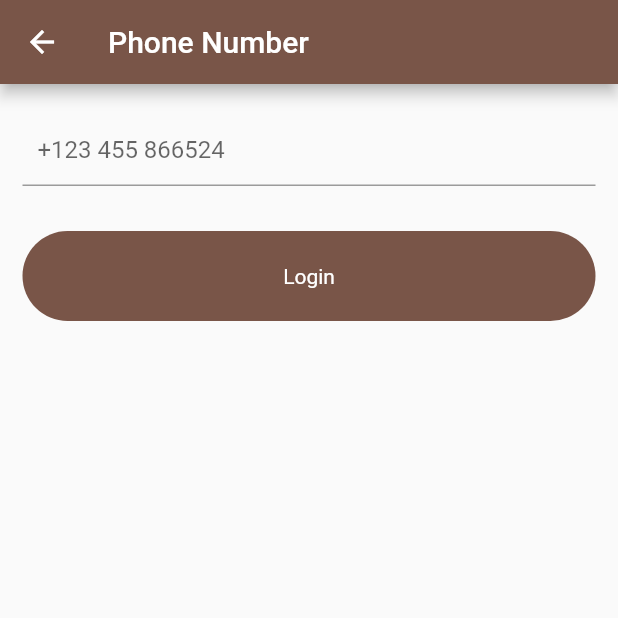
After one commit to MuhammadMaaz9/Firebase-practice, a Flutter app: the screen it shows after launch, after a tap on "Login with Phone Number", on a phone screen of 412 x 824 dp, the top half of it. The commit adds this screen. Run offline on Flutter 3.47's test engine with Material 2 defaults, Android fonts, the phone set to English and light mode, and no system bars; our stand-ins replace firebase_auth, firebase_core, fluttertoast; accounts and stored records are empty.

Commit message:
Phone Authentication done

```diff
--- a/lib/services/splashscreen_services.dart
+++ b/lib/services/splashscreen_services.dart
@@ -14,13 +14,13 @@ class SplashServices {
     if (user != null) {
       Timer(
           const Duration(seconds: 3),
-          () => Navigator.push(
-              context, MaterialPageRoute(builder: (context) => PostScreen())));
+          () => Navigator.push(context,
+              MaterialPageRoute(builder: (context) => const PostScreen())));
     } else {
       Timer(
           const Duration(seconds: 3),
           () => Navigator.push(
-              context, MaterialPageRoute(builder: (context) => Login())));
+              context, MaterialPageRoute(builder: (context) => const Login())));
     }
   }
 }
--- a/lib/views/login.dart
+++ b/lib/views/login.dart
@@ -1,5 +1,6 @@
 import 'package:firebase_auth/firebase_auth.dart';
 import 'package:firebase_practice/utils/utils.dart';
+import 'package:firebase_practice/views/login_with_phone.dart';
 import 'package:firebase_practice/views/posts.dart';
 import 'package:firebase_practice/views/signup.dart';
 import 'package:firebase_practice/widgets/round_button.dart';
@@ -140,7 +141,27 @@ class _LoginState extends State<Login> {
                         fontWeight: FontWeight.bold,
                       ),
                     ))
-              ])
+              ]),
+              GestureDetector(
+                onTap: () {
+                  Navigator.push(
+                      context,
+                      MaterialPageRoute(
+                          builder: (context) => const PhoneNumber()));
+                },
+                child: Container(
+                  height: 60,
+                  decoration: BoxDecoration(
+                      color: Colors.brown,
+                      borderRadius: BorderRadius.circular(30)),
+                  child: const Center(
+                    child: Text(
+                      'Login with Phone Number',
+                      style: TextStyle(color: Colors.white),
+                    ),
+                  ),
+                ),
+              )
             ],
           ),
         ),
--- /dev/null
+++ b/lib/views/login_with_phone.dart
@@ -0,0 +1,89 @@
+import 'package:firebase_auth/firebase_auth.dart';
+import 'package:firebase_practice/utils/utils.dart';
+import 'package:firebase_practice/views/verify_screen.dart';
+import 'package:firebase_practice/widgets/round_button.dart';
+import 'package:flutter/material.dart';
+
+class PhoneNumber extends StatefulWidget {
+  const PhoneNumber({super.key});
+
+  @override
+  State<PhoneNumber> createState() => _PhoneNumberState();
+}
+
+class _PhoneNumberState extends State<PhoneNumber> {
+  final phonenumber = TextEditingController();
+  final _auth = FirebaseAuth.instance;
+  bool loading = false;
+  @override
+  Widget build(BuildContext context) {
+    return Scaffold(
+      appBar: AppBar(
+        backgroundColor: Colors.brown,
+        title: const Text('Phone Number'),
+      ),
+      body: Padding(
+        padding: const EdgeInsets.symmetric(horizontal: 15),
+        child: Column(
+          children: [
+            const SizedBox(
+              height: 20,
+            ),
+            TextFormField(
+              keyboardType: TextInputType.phone,
+              controller: phonenumber,
+              decoration: const InputDecoration(
+                hintText: '+123 455 866524',
+                contentPadding: EdgeInsets.only(left: 10),
+              ),
+            ),
+            const SizedBox(
+              height: 30,
+            ),
+            RoundButton(
+              loading: loading,
+              title: 'Login',
+              ontap: () {
+                setState(() {
+                  loading = true;
+                });
+                _auth.verifyPhoneNumber(
+                  phoneNumber: phonenumber.text,
+                  verificationCompleted: (phoneAuthCredential) {
+                    setState(() {
+                      loading = false;
+                    });
+                  },
+                  verificationFailed: (error) {
+                    Utils().getmessage(error.toString());
+                    setState(() {
+                      loading = false;
+                    });
+                  },
+                  codeSent: (verificationId, forceResendingToken) {
+                    Navigator.push(
+                        context,
+                        MaterialPageRoute(
+                            builder: (context) => VerifyPhone(
+                                  Verificationid: verificationId,
+                                )));
+                    debugPrint('verifyy : ${verificationId.toString()}');
+                    setState(() {
+                      loading = false;
+                    });
+                  },
+                  codeAutoRetrievalTimeout: (verificationId) {
+                    Utils().getmessage(verificationId.toString());
+                    setState(() {
+                      loading = false;
+                    });
+                  },
+                );
+              },
+            )
+          ],
+        ),
+      ),
+    );
+  }
+}
```
Also changed, not shown: lib/views/verify_screen.dart (added, +90 -0 lines).
